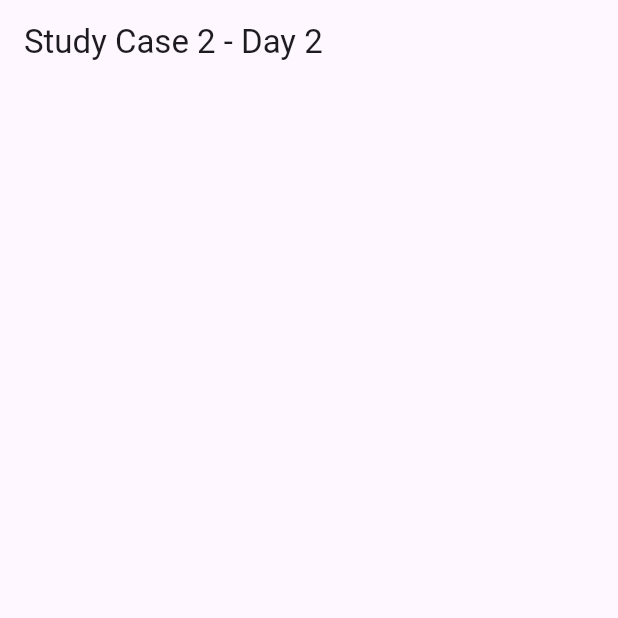
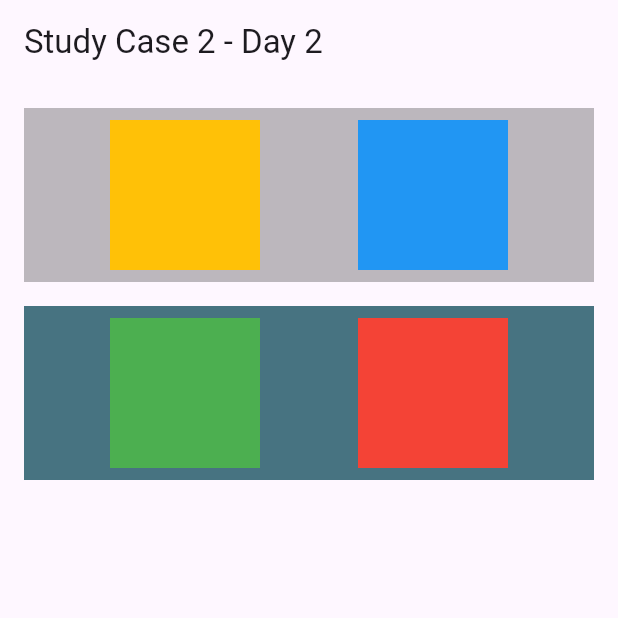
Before and after one commit to rrma1710/maliki-tech-fest-2025, a Flutter app: the screen it shows after launch, on a phone screen of 412 x 824 dp, the top half of it. Run offline on Flutter 3.47's test engine with Material 3 defaults, Android fonts, the phone set to English and light mode, and no system bars.

Commit message:
perbaiki layout container

```diff
--- a/day2/lib/study_case_2.dart
+++ b/day2/lib/study_case_2.dart
@@ -1,4 +1,14 @@
 import 'package:flutter/material.dart';
+
+/*
+🧑‍💻 Study Kasus 2
+Buat tampilan page baru dengan kotak berwarna biru serta ukuran height = 100 width = 100 dan kotak 2 x 2, menggunakan Container dengan padding dan margin serta column dan row.
+
+Hasil:
+
+Kotak biru dengan ukuran 100 x 100 sebanyak 4 kotak.
+Ada jarak dari tepi layar.
+*/
 
 void main(List<String> args) {
   runApp(MyApp());
@@ -16,7 +26,68 @@ class _MyAppState extends State<MyApp> {
   Widget build(BuildContext context) {
     return MaterialApp(
       home: Scaffold(
-        appBar: AppBar(title: Text('Study Case 2 - Day 2'),),
+        appBar: AppBar(title: Text('Study Case 2 - Day 2')),
+        body: Padding(
+          padding: const EdgeInsets.all(8.0),
+          child: Column(
+            children: [
+              Padding(
+                padding: const EdgeInsets.all(8.0),
+                child: Container(
+                  color: Colors.black26,
+                  child: Row(
+                    mainAxisAlignment: MainAxisAlignment.spaceEvenly,
+                    children: [
+                      Padding(
+                        padding: const EdgeInsets.all(8.0),
+                        child: Container(
+                          color: Colors.amber,
+                          height: 100,
+                          width: 100,
+                        ),
+                      ),
+                      Padding(
+                        padding: const EdgeInsets.all(8.0),
+                        child: Container(
+                          color: Colors.blue,
+                          height: 100,
+                          width: 100,
+                        ),
+                      ),
+                    ],
+                  ),
+                ),
+              ),
+              Padding(
+                padding: const EdgeInsets.all(8.0),
+                child: Container(
+                  color: const Color.fromARGB(255, 71, 115, 129),
+                  child: Row(
+                    mainAxisAlignment: MainAxisAlignment.spaceEvenly,
+                    children: [
+                      Padding(
+                        padding: const EdgeInsets.all(8.0),
+                        child: Container(
+                          color: Colors.green,
+                          height: 100,
+                          width: 100,
+                        ),
+                      ),
+                      Padding(
+                        padding: const EdgeInsets.all(8.0),
+                        child: Container(
+                          color: Colors.red,
+                          height: 100,
+                          width: 100,
+                        ),
+                      ),
+                    ],
+                  ),
+                ),
+              ),
+            ],
+          ),
+        ),
       ),
     );
   }
```
